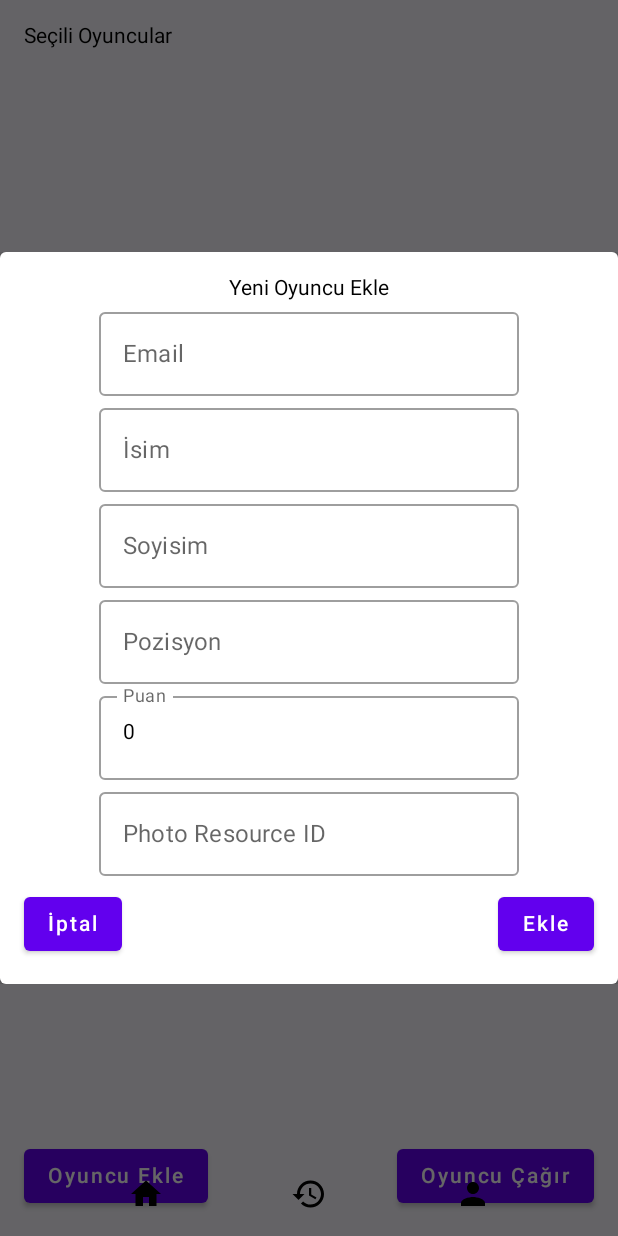
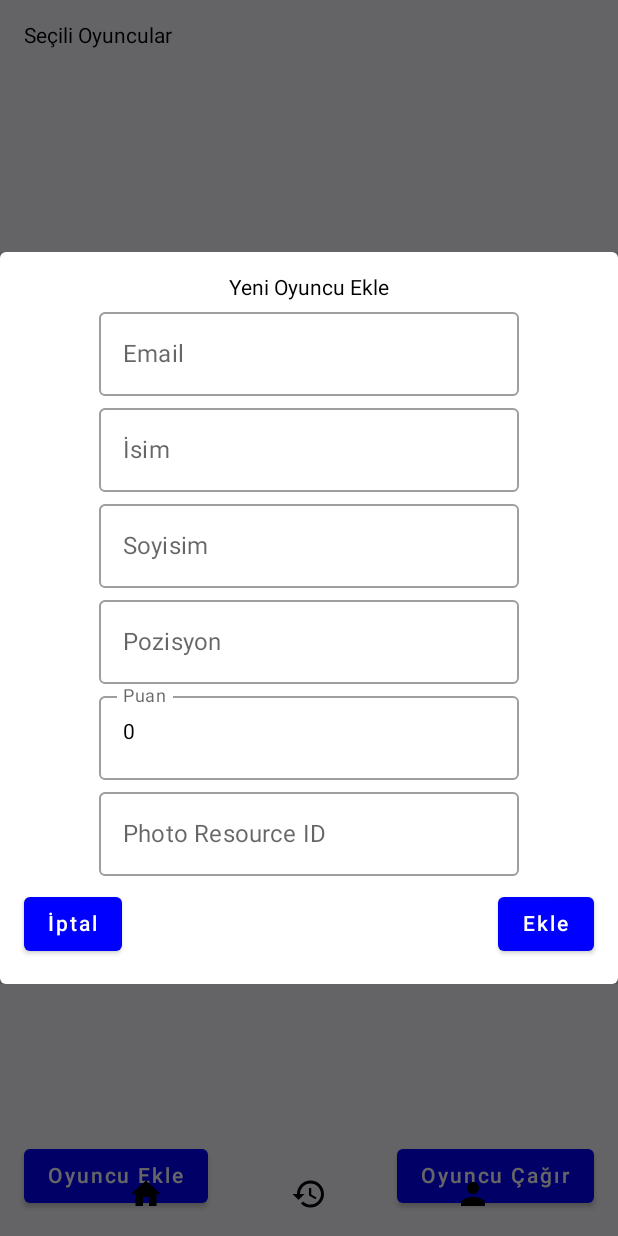
Before and after one commit to srcython/group_maker, an Android app built with Jetpack Compose: the PlayerPage screen opened through its navigation route, after a tap on "Oyuncu Ekle", on a phone screen of 412 x 824 dp. Run offline under Robolectric (Android 15) with nearby library versions, the phone set to English and light mode, and no system bars; our stand-ins replace Dagger/Hilt's generated code, Firebase (no records; nobody signed in at launch, a user with empty details on screens opened directly).

Commit message:
updating player screen and changing some  logics

```diff
--- a/app/build.gradle.kts
+++ b/app/build.gradle.kts
@@ -90,6 +90,7 @@ dependencies {
     implementation(libs.navigation.compose)
     implementation(libs.firebase.bom)
     implementation(libs.firebase.auth)
+    implementation(libs.gms.play.services.auth)
     implementation(libs.hilt.android)
     implementation(libs.navigation.compose.hilt)
     kapt(libs.hilt.android.compiler)
--- a/app/src/main/java/com/yeceylan/groupmaker/domain/model/Match.kt
+++ b/app/src/main/java/com/yeceylan/groupmaker/domain/model/Match.kt
@@ -7,10 +7,10 @@ data class Match(
     val date: String? = null,
     val location: String? = null,
     val result: String? = null,
-    val type: String = "volleyball",
+    val type: String? = null,
     val playerList: List<User> = emptyList(),
     val playerList1: List<User> = emptyList(),
-    val maxPlayer: String? = null,
+    val maxPlayer: Int? = null,
     val isActive:Boolean = true,
 ) {
     constructor() : this(
@@ -20,7 +20,7 @@ data class Match(
         date = null,
         location = null,
         result = null,
-        type = "volleyball",
+        type = null,
         playerList = emptyList(),
         playerList1 = emptyList(),
         maxPlayer = null,
--- a/app/src/main/java/com/yeceylan/groupmaker/domain/repository/AuthRepository.kt
+++ b/app/src/main/java/com/yeceylan/groupmaker/domain/repository/AuthRepository.kt
@@ -1,5 +1,6 @@
 package com.yeceylan.groupmaker.domain.repository
 
+import com.google.android.gms.auth.api.signin.GoogleSignInAccount
 import com.google.firebase.auth.AuthResult
 import com.yeceylan.groupmaker.core.Resource
 import kotlinx.coroutines.flow.Flow
@@ -17,4 +18,6 @@ interface AuthenticationRepository {
     suspend fun userUid(): String
 
     suspend fun isLoggedIn(): Boolean
+
+    fun signInWithGoogle(account: GoogleSignInAccount): Flow<Resource<AuthResult>>
 }
--- a/app/src/main/java/com/yeceylan/groupmaker/ui/auth/login/LoginScreen.kt
+++ b/app/src/main/java/com/yeceylan/groupmaker/ui/auth/login/LoginScreen.kt
@@ -71,7 +71,7 @@ fun LoginScreen(
 
         LoginScreenUI(
             navController = navController,
-            loginWithGoogle = { viewModel.loginWithGoogle() },
+            loginWithGoogle = { /*viewModel.loginWithGoogle()*/ },
             errorMessage = errorMessage,
             isError = isHaveError,
             onClickToTextField = {
--- a/app/src/main/java/com/yeceylan/groupmaker/ui/player/PlayerPage.kt
+++ b/app/src/main/java/com/yeceylan/groupmaker/ui/player/PlayerPage.kt
@@ -1,6 +1,7 @@
 package com.yeceylan.groupmaker.ui.player
 
 import androidx.compose.foundation.Image
+import androidx.compose.foundation.border
 import androidx.compose.foundation.clickable
 import androidx.compose.foundation.layout.*
 import androidx.compose.foundation.lazy.LazyColumn
@@ -14,11 +15,13 @@ import androidx.compose.runtime.*
 import androidx.compose.ui.Alignment
 import androidx.compose.ui.Modifier
 import androidx.compose.ui.draw.clip
+import androidx.compose.ui.graphics.Color
 import androidx.compose.ui.res.painterResource
 import androidx.compose.ui.unit.dp
 import androidx.compose.ui.window.Dialog
 import androidx.hilt.navigation.compose.hiltViewModel
 import com.yeceylan.groupmaker.R
+import com.yeceylan.groupmaker.core.Resource
 import com.yeceylan.groupmaker.domain.model.User
 import com.yeceylan.groupmaker.ui.components.SelectedPlayersGrid
 
@@ -26,10 +29,11 @@ import com.yeceylan.groupmaker.ui.components.SelectedPlayersGrid
 fun PlayerPage(
     playerViewModel: PlayerViewModel = hiltViewModel()
 ) {
-    val users by playerViewModel.users.collectAsState()
+    val usersState by playerViewModel.filteredUsers.collectAsState()
     val selectedUsers by playerViewModel.selectedUsers.collectAsState()
     var showUserDialog by remember { mutableStateOf(false) }
     var showAddPlayerDialog by remember { mutableStateOf(false) }
+    var searchQuery by remember { mutableStateOf("") }
 
     Column(
         modifier = Modifier
@@ -37,25 +41,52 @@ fun PlayerPage(
             .padding(16.dp)
     ) {
         Text(text = "Seçili Oyuncular")
-        LazyColumn(modifier = Modifier.weight(1f)) {
-            items(selectedUsers) { user ->
-                Text(text = user.userName)
+
+        when (usersState) {
+            is Resource.Loading -> {
+                CircularProgressIndicator(modifier = Modifier.align(Alignment.CenterHorizontally))
+            }
+            is Resource.Error -> {
+                Text(
+                    text = usersState.message ?: "Bir hata oluştu",
+                    color = Color.Red,
+                    modifier = Modifier.align(Alignment.CenterHorizontally)
+                )
+            }
+            is Resource.Success -> {
+                SelectedPlayersGrid(
+                    modifier = Modifier.weight(1f),
+                    selectedPersons = selectedUsers,
+                    setSelectedPersons = { updatedList ->
+                        playerViewModel.updateSelectedUsers(updatedList)
+                    }
+                )
             }
         }
 
-         SelectedPlayersGrid(selectedPersons = selectedUsers, setSelectedPersons = { updatedList ->
-             playerViewModel.updateSelectedUsers(updatedList)
-         })
+        Spacer(modifier = Modifier.weight(1f))
 
         Row(
             modifier = Modifier.fillMaxWidth(),
             horizontalArrangement = Arrangement.SpaceBetween
         ) {
-            Button(onClick = { showAddPlayerDialog = true }) {
-                Text(text = "Oyuncu Ekle")
+            Button(
+                onClick = { showAddPlayerDialog = true },
+                colors = ButtonDefaults.buttonColors(Color.Blue),
+            ) {
+                Text(
+                    text = "Oyuncu Ekle",
+                    color = Color.White
+                )
             }
-            Button(onClick = { showUserDialog = true }) {
-                Text(text = "Oyuncu Çağır")
+            Button(
+                onClick = { showUserDialog = true },
+                colors = ButtonDefaults.buttonColors(Color.Blue),
+            ) {
+                Text(
+                    text = "Oyuncu Çağır",
+                    color = Color.White,
+                )
             }
         }
     }
@@ -70,8 +101,30 @@ fun PlayerPage(
                     horizontalAlignment = Alignment.CenterHorizontally
                 ) {
                     Text(text = "Kullanıcıları Seçin")
+
+                    OutlinedTextField(
+                        value = searchQuery,
+                        onValueChange = { query ->
+                            searchQuery = query
+                            playerViewModel.searchUsers(query)
+                        },
+                        label = { Text(text = "Ara") }
+                    )
+
+                    when (usersState) {
+                        is Resource.Loading -> {
+                            CircularProgressIndicator(modifier = Modifier.align(Alignment.CenterHorizontally))
+                        }
+                        is Resource.Error -> {
+                            Text(
+                                text = usersState.message ?: "Bir hata oluştu",
+                                color = Color.Red,
+                                modifier = Modifier.align(Alignment.CenterHorizontally)
+                            )
+                        }
+                        is Resource.Success -> {
                             LazyColumn(modifier = Modifier.height(300.dp)) {
-                        items(users.data!!) { user ->
+                                items(usersState.data!!) { user ->
                                     Row(
                                         modifier = Modifier.fillMaxWidth(),
                                         verticalAlignment = Alignment.CenterVertically
@@ -86,13 +139,31 @@ fun PlayerPage(
                                                 }
                                             }
                                         )
+                                        Column(modifier = Modifier.weight(1f)) {
+                                            Text(text = "${user.firstName} ${user.surname}")
                                             Text(text = user.userName)
+                                        }
+                                        Row(verticalAlignment = Alignment.CenterVertically) {
+                                            Icon(
+                                                painter = painterResource(id = R.drawable.ic_star),
+                                                contentDescription = "Star"
+                                            )
+                                            Text(text = user.point.toString())
+                                        }
+                                    }
+                                }
                             }
                         }
                     }
                     Spacer(modifier = Modifier.height(8.dp))
-                    Button(onClick = { showUserDialog = false }) {
-                        Text(text = "Tamam")
+                    Button(
+                        onClick = { showUserDialog = false },
+                        colors = ButtonDefaults.buttonColors(Color.Blue),
+                    ) {
+                        Text(
+                            text = "Tamam",
+                            color = Color.White,
+                        )
                     }
                 }
             }
@@ -107,6 +178,63 @@ fun PlayerPage(
                 showAddPlayerDialog = false
             }
         )
+    }
+}
+
+@Composable
+fun SelectedPlayersGrid(modifier: Modifier, selectedPersons: List<User>, setSelectedPersons: (List<User>) -> Unit) {
+    if (selectedPersons.isNotEmpty()) {
+        LazyVerticalGrid(
+            columns = GridCells.Fixed(4),
+            contentPadding = PaddingValues(8.dp),
+            modifier = modifier
+                .heightIn(max = 400.dp)
+        ) {
+            items(selectedPersons) { person ->
+                Box(
+                    contentAlignment = Alignment.TopEnd,
+                    modifier = Modifier
+                        .padding(8.dp)
+                        .size(80.dp)
+                        .border(2.dp, Color.Gray, CircleShape)
+                ) {
+                    Column(
+                        horizontalAlignment = Alignment.CenterHorizontally,
+                        modifier = Modifier.fillMaxSize()
+                    ) {
+                        Box {
+                            Image(
+                                painter = painterResource(id = person.photoUrl?.toIntOrNull() ?: R.drawable.ic_launcher_background),
+                                contentDescription = null,
+                                modifier = Modifier
+                                    .size(60.dp)
+                                    .clip(CircleShape)
+                            )
+                            Box(
+                                modifier = Modifier
+                                    .size(16.dp)
+                                    .align(Alignment.TopEnd)
+                                    .clickable {
+                                        setSelectedPersons(selectedPersons - person)
+                                    }
+                            ) {
+                                Image(
+                                    painter = painterResource(id = R.drawable.ic_remove),
+                                    contentDescription = "Remove",
+                                    modifier = Modifier.size(16.dp)
+                                )
+                            }
+                        }
+                        Text(
+                            text = person.userName,
+                            modifier = Modifier
+                                .align(Alignment.CenterHorizontally)
+                                .padding(top = 4.dp)
+                        )
+                    }
+                }
+            }
+        }
     }
 }
 
@@ -166,10 +294,17 @@ fun AddPlayerDialog(
                     modifier = Modifier.fillMaxWidth(),
                     horizontalArrangement = Arrangement.SpaceBetween
                 ) {
-                    Button(onClick = onDismiss) {
-                        Text(text = "İptal")
+                    Button(
+                        onClick = onDismiss,
+                        colors = ButtonDefaults.buttonColors(Color.Blue),
+                    ) {
+                        Text(
+                            text = "İptal",
+                            color = Color.White,
+                        )
                     }
-                    Button(onClick = {
+                    Button(
+                        onClick = {
                             val newUser = User(
                                 email = email,
                                 userName = name,
@@ -179,64 +314,12 @@ fun AddPlayerDialog(
                                 firstName = firstname
                             )
                             onAddPlayer(newUser)
-                    }) {
-                        Text(text = "Ekle")
-                    }
-                }
-            }
-        }
-    }
-}
-
-@Composable
-fun SelectedPlayersGrid(selectedPersons: List<User>, setSelectedPersons: (List<User>) -> Unit) {
-    if (selectedPersons.isNotEmpty()) {
-        Text(text = "Seçilenler:", modifier = Modifier.padding(top = 5.dp))
-        LazyVerticalGrid(
-            columns = GridCells.Fixed(4),
-            contentPadding = PaddingValues(8.dp),
-            modifier = Modifier
-                .heightIn(max = 400.dp)
+                        },
+                        colors = ButtonDefaults.buttonColors(Color.Blue),
                     ) {
-            items(selectedPersons) { person ->
-                Box(
-                    contentAlignment = Alignment.TopEnd,
-                    modifier = Modifier
-                        .padding(8.dp)
-                        .size(80.dp)
-                ) {
-                    Column(
-                        horizontalAlignment = Alignment.CenterHorizontally,
-                        modifier = Modifier.fillMaxSize()
-                    ) {
-                        Box {
-                            Image(
-                                painter = painterResource(id = person.photoUrl?.toIntOrNull() ?: R.drawable.ic_launcher_background),
-                                contentDescription = null,
-                                modifier = Modifier
-                                    .size(60.dp)
-                                    .clip(CircleShape)
-                            )
-                            Box(
-                                modifier = Modifier
-                                    .size(16.dp)
-                                    .align(Alignment.TopEnd)
-                                    .clickable {
-                                        setSelectedPersons(selectedPersons - person)
-                                    }
-                            ) {
-                                Image(
-                                    painter = painterResource(id = R.drawable.ic_remove),
-                                    contentDescription = "Remove",
-                                    modifier = Modifier.size(16.dp)
-                                )
-                            }
-                        }
                         Text(
-                            text = person.userName,
-                            modifier = Modifier
-                                .align(Alignment.CenterHorizontally)
-                                .padding(top = 4.dp)
+                            text = "Ekle",
+                            color = Color.White,
                         )
                     }
                 }
--- a/app/src/main/java/com/yeceylan/groupmaker/ui/player/PlayerViewModel.kt
+++ b/app/src/main/java/com/yeceylan/groupmaker/ui/player/PlayerViewModel.kt
@@ -20,6 +20,8 @@ import kotlinx.coroutines.launch
 import javax.inject.Inject
 import java.util.UUID
 
+import kotlinx.coroutines.flow.*
+
 @HiltViewModel
 class PlayerViewModel @Inject constructor(
     private val getUsersUseCase: GetUsersUseCase,
@@ -27,35 +29,54 @@ class PlayerViewModel @Inject constructor(
     private val updateMatchUseCase: UpdateMatchUseCase,
     private val getActiveMatchUseCase: GetActiveMatchUseCase,
     private val addUserUseCase: AddUserUseCase,
-    ) : ViewModel() {
+) : ViewModel() {
 
     private val _users = MutableStateFlow<Resource<List<User>>>(Resource.Loading())
     val users: StateFlow<Resource<List<User>>> = _users
+
+    private val _filteredUsers = MutableStateFlow<Resource<List<User>>>(Resource.Loading())
+    val filteredUsers: StateFlow<Resource<List<User>>> = _filteredUsers
 
     private val _selectedUsers = MutableStateFlow<List<User>>(emptyList())
     val selectedUsers: StateFlow<List<User>> = _selectedUsers
 
     init {
         fetchUsers()
+        fetchActiveMatch()
     }
 
     private fun fetchUsers() =
         viewModelScope.launch {
             getUsersUseCase().collect { resource ->
                 _users.value = resource
+                _filteredUsers.value = resource
             }
         }
 
+    private fun fetchActiveMatch() =
+        viewModelScope.launch {
+            val auth = FirebaseAuth.getInstance()
+            val currentUserId = auth.currentUser?.uid ?: return@launch
+            val activeMatch = getActiveMatchUseCase(currentUserId)
+            if (activeMatch != null && activeMatch.playerList.isNotEmpty()) {
+                _selectedUsers.value = activeMatch.playerList
+            }
+        }
 
+    fun searchUsers(query: String) {
+        val usersList = _users.value.data ?: return
+        _filteredUsers.value = Resource.Success(usersList.filter { it.userName.contains(query, ignoreCase = true) })
+    }
 
     fun addUserToFirestore(user: User) {
-         val userId = UUID.randomUUID().toString()
-         val userWithId = user.copy(id = userId)
+        val userId = UUID.randomUUID().toString()
+        val userWithId = user.copy(id = userId)
         viewModelScope.launch {
             addUserUseCase(userWithId)
         }
-         addUser(userWithId)
+        addUser(userWithId)
     }
+
     fun updateSelectedUsers(updatedList: List<User>) {
         _selectedUsers.value = updatedList
         updateCurrentMatch()
@@ -82,7 +103,6 @@ class PlayerViewModel @Inject constructor(
             try {
                 val activeMatch = getActiveMatchUseCase(currentUserId)
                 if (activeMatch != null) {
-                    // Update the existing match
                     val updatedPlayerList = activeMatch.playerList!!.toMutableList().apply {
                         clear()
                         addAll(_selectedUsers.value)
@@ -92,7 +112,6 @@ class PlayerViewModel @Inject constructor(
                     updateMatchUseCase(currentUserId, updatedMatch)
                     Log.d("PlayerViewModel", "Active match updated with new players: ${updatedMatch.id}")
                 } else {
-                    // Create a new match
                     val newMatch = Match(
                         id = UUID.randomUUID().toString(),
                         team1 = null,
--- a/gradle/libs.versions.toml
+++ b/gradle/libs.versions.toml
@@ -28,6 +28,7 @@ material = "1.12.0"
 activity = "1.9.0"
 constraintlayout = "2.1.4"
 pagingRuntimeKtx = "3.3.0"
+playServicesAuthVersion = "21.2.0"
 retrofit = "2.11.0"
 serialization = "1.6.3"
 navigationCompose = "2.7.7"
@@ -49,6 +50,7 @@ converter-gson = { module = "com.squareup.retrofit2:converter-gson", version.ref
 firebase-auth = { module = "com.google.firebase:firebase-auth" }
 firebase-bom = { module = "com.google.firebase:firebase-bom", version.ref = "firebaseBom" }
 glide = { module = "com.github.bumptech.glide:glide", version.ref = "glide" }
+gms-play-services-auth = { module = "com.google.android.gms:play-services-auth", version.ref = "playServicesAuthVersion" }
 junit = { group = "junit", name = "junit", version.ref = "junit" }
 androidx-junit = { group = "androidx.test.ext", name = "junit", version.ref = "junitVersion" }
 androidx-espresso-core = { group = "androidx.test.espresso", name = "espresso-core", version.ref = "espressoCore" }
```
Also changed, not shown: app/src/main/java/com/yeceylan/groupmaker/data/di/AuthModule.kt (+20 -2 lines), app/src/main/java/com/yeceylan/groupmaker/data/repository/AuthRepositoryImpl.kt (+18 -4 lines), app/src/main/java/com/yeceylan/groupmaker/domain/use_cases/auth/SignInWithGoogleUseCase.kt (added, +16 -0 lines), app/src/main/java/com/yeceylan/groupmaker/ui/auth/login/LoginViewModel.kt (+33 -2 lines), app/src/main/java/com/yeceylan/groupmaker/ui/sport_types/SportTypeSetting.kt (+17 -5 lines), app/src/main/java/com/yeceylan/groupmaker/ui/sport_types/SportTypeViewModel.kt (+64 -5 lines). Lines whose indentation alone changed are shown as unchanged.
